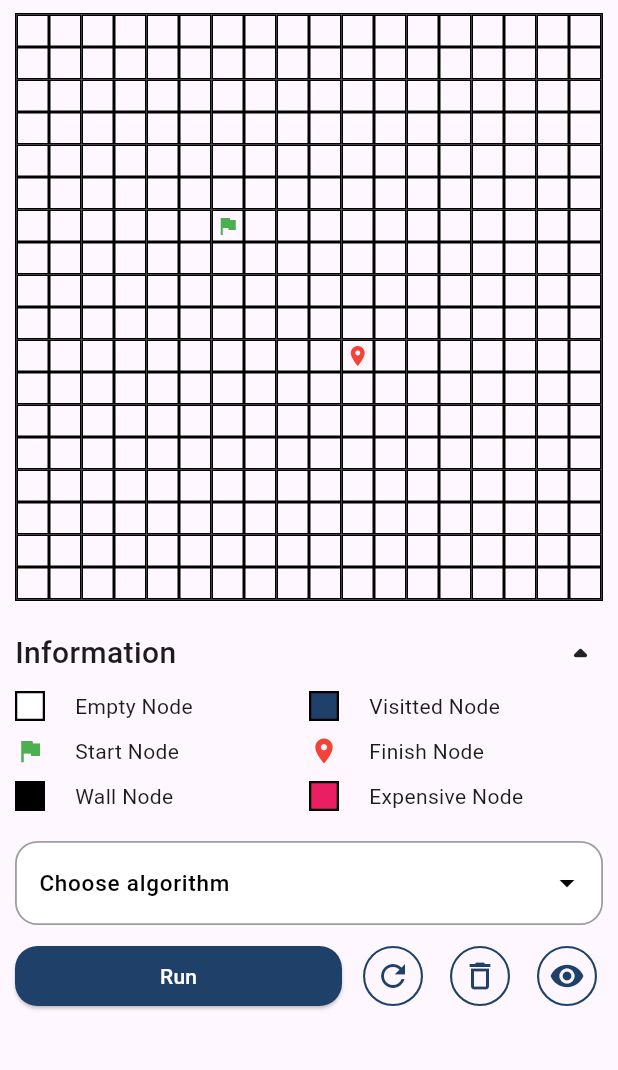
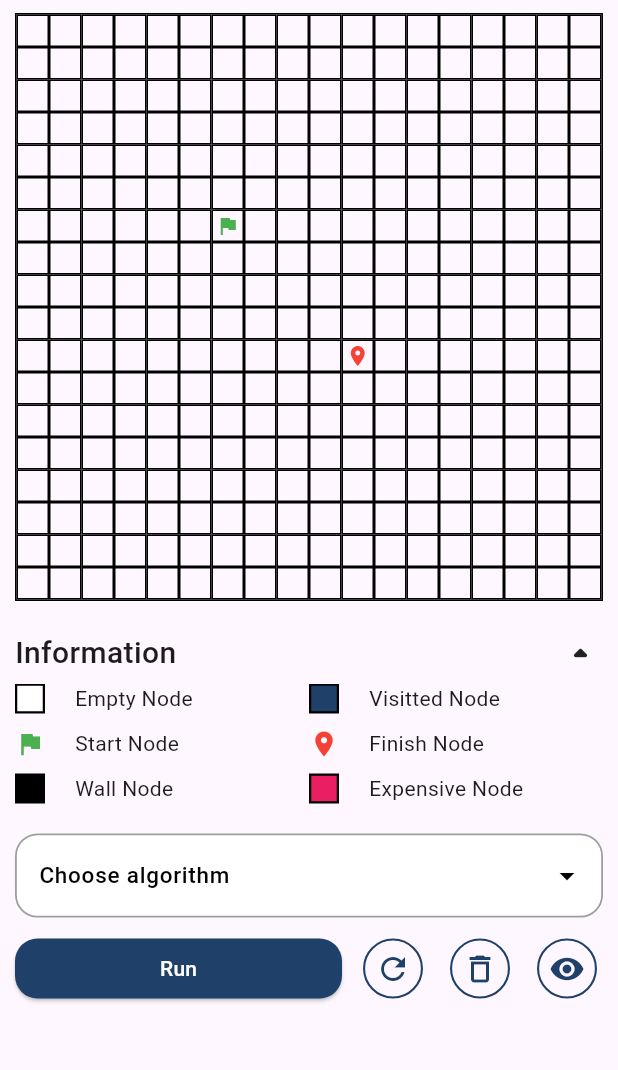
Before and after one commit to AdamFakee/algorithm_with_flutter_ui, a Flutter app: the PathFinddingScreen screen opened by its route, after a tap on the "arrow drop down" icon, on a phone screen of 412 x 824 dp, the part 71-1141 px from its top. Run offline on Flutter 3.47's test engine with Material 3 defaults, Android fonts, the phone set to English and light mode, and no system bars; our stand-ins replace flutter_markdown, flutter_riverpod, go_router, modal_bottom_sheet; missing offline and left inert: flutter_highlighter.

Commit message:
sửa lại logic đóng/mở của menu_board

```diff
--- a/lib/components/menus/menu_board.dart
+++ b/lib/components/menus/menu_board.dart
@@ -1,56 +1,3 @@
-// import 'package:flutter/material.dart';
-
-// class MenuBoard extends StatefulWidget {
-//   final String title;
-//   final Widget child;
-
-//   const MenuBoard({super.key, required this.title, required this.child});
-
-//   @override
-//   State<MenuBoard> createState() => _MenuBoardState();
-// }
-
-// class _MenuBoardState extends State<MenuBoard> {
-//   bool isOpenMenu = false;
-
-//   @override
-//   Widget build(BuildContext context) {
-//     return Column(
-//       spacing: isOpenMenu ? 10 : 0,
-//       children: [
-//         // title
-//         Row(
-//           mainAxisAlignment: MainAxisAlignment.spaceBetween,
-//           children: [
-//             Text(widget.title, style: TextStyle(
-//               fontSize: 20,
-//               fontWeight: FontWeight.w500,
-//             ),),
-//             GestureDetector(
-//               onTap: () => setState(() {
-//                 isOpenMenu = !isOpenMenu;
-//               }),
-//               child: AnimatedRotation(
-//                 turns: isOpenMenu ? 0.5 : 1,
-//                 duration: Duration(milliseconds: 500),
-//                 child: Icon(Icons.arrow_drop_down_rounded, size: 30,)
-//               ),
-//             )
-//           ],
-//         ),
-
-//         // information
-//         AnimatedSize(
-//           duration: const Duration(milliseconds: 500),
-//           reverseDuration: const Duration(seconds: 1),
-//           child: isOpenMenu ? widget.child : const SizedBox()
-//         )
-
-//       ],
-//     );
-//   }
-// }
-
 import 'package:flutter/material.dart';
 
 class MenuBoard extends StatefulWidget {
@@ -69,18 +16,30 @@
   late final AnimationController controller;
   late final Animation<double> animation;
 
+  void _openMenu() {
+    setState(() {
+      isOpenMenu = !isOpenMenu;
+      if(isOpenMenu) {
+        controller.forward();
+      } else {
+        controller.reverse();
+      }
+    });
+  }
+
   @override
   void initState() {
     super.initState();
     controller = AnimationController(vsync: this, duration: duration);
 
-    animation = Tween<double>(begin: 1, end: 0).animate(CurvedAnimation(parent: controller, curve: Curves.fastOutSlowIn));
+    // mặc định: menu đóng khi vào lần đầu tiên
+    animation = Tween<double>(begin: 0, end: 1).animate(CurvedAnimation(parent: controller, curve: Curves.fastOutSlowIn));
   }
 
   @override
   Widget build(BuildContext context) {
     return Column(
-      spacing: isOpenMenu ? 10 : 0,
+      spacing: 5,
       children: [
         // title
         Row(
@@ -91,9 +50,7 @@
               fontWeight: FontWeight.w500,
             ),),
             GestureDetector(
-              onTap: () => setState(() {
-                isOpenMenu = !isOpenMenu;
-              }),
+              onTap: () => _openMenu(),
               child: AnimatedRotation(
                 turns: isOpenMenu ? 0.5 : 1,
                 duration: duration,
@@ -104,25 +61,19 @@
         ),
 
         // information
-        AnimatedSize(
-          alignment: Alignment.topCenter,
-          duration: duration,
-          reverseDuration: duration,
-          child: isOpenMenu ? widget.child : _closeMenu(widget.child)
+        AnimatedBuilder(
+          animation: controller,
+          builder:(context, child) {
+            return SizeTransition(
+              sizeFactor: animation,
+              axisAlignment: -1,
+              child: child,
+            );
+          },
+          child: widget.child,
         )
 
       ],
     );
   }
-
-  Widget _closeMenu(Widget child) {
-    controller..reset()..forward();
-
-    return SizeTransition(
-      axis: Axis.vertical,
-      axisAlignment: -1,
-      sizeFactor: animation,
-      child: child,
-    );
-  }
 }
--- a/lib/features/two_pointer/screen/widgets/two_pointer_information_board.dart
+++ b/lib/features/two_pointer/screen/widgets/two_pointer_information_board.dart
@@ -8,7 +8,6 @@
 
   @override
   Widget build(BuildContext context) {
-    print('--------------------');
     return MenuBoard(
       title: "Information",
       child: Column(
```
